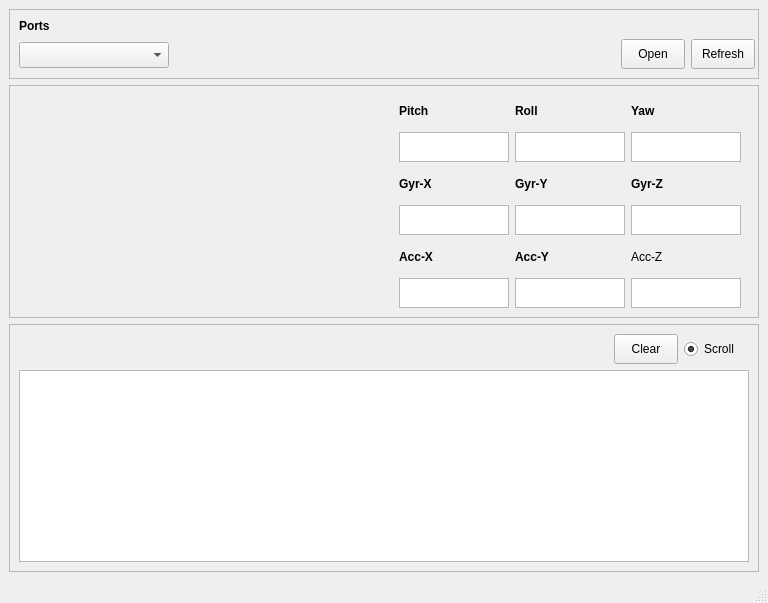
The window that mainwindow.ui (josewandersonsantos/sensory-fusion-interface) describes before a commit, drawn with Qt 5.
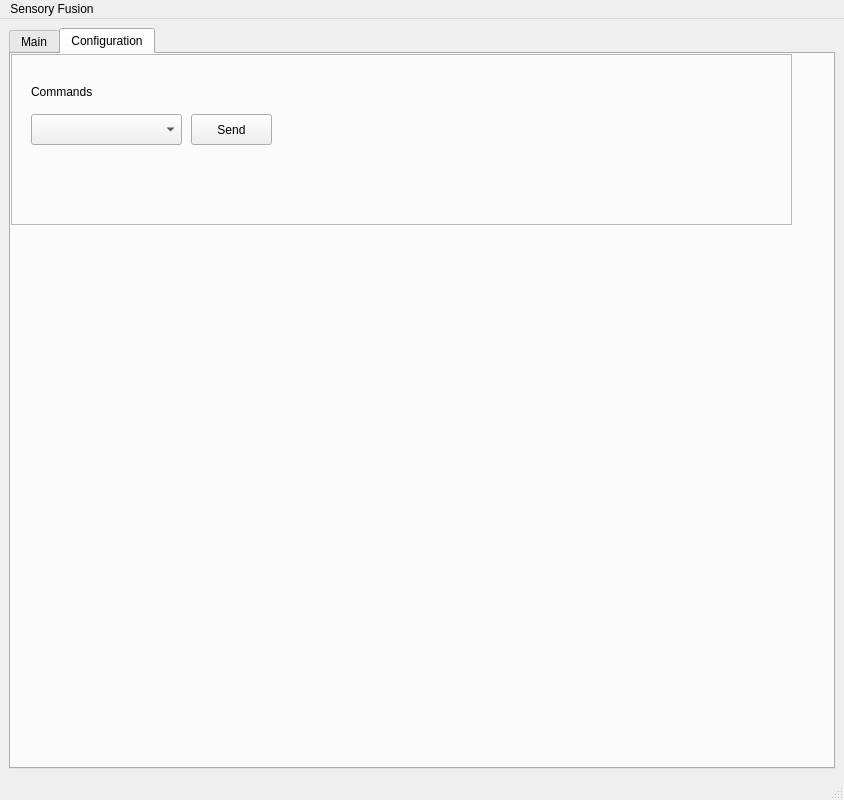
The same window after the commit. The open tabs and pages were chosen to show the change.

Commit message: Added tab widget on main view

The edit to the form file:
```diff
--- a/mainwindow.ui
+++ b/mainwindow.ui
@@ -6,14 +6,14 @@
    <rect>
     <x>0</x>
     <y>0</y>
-    <width>768</width>
-    <height>603</height>
+    <width>844</width>
+    <height>800</height>
    </rect>
   </property>
   <property name="maximumSize">
    <size>
-    <width>768</width>
-    <height>603</height>
+    <width>844</width>
+    <height>800</height>
    </size>
   </property>
   <property name="windowTitle">
@@ -22,6 +22,16 @@
   <widget class="QWidget" name="centralwidget">
    <layout class="QVBoxLayout" name="verticalLayout">
     <item>
+     <widget class="QTabWidget" name="tabMain">
+      <property name="currentIndex">
+       <number>0</number>
+      </property>
+      <widget class="QWidget" name="tab">
+       <attribute name="title">
+        <string>Main</string>
+       </attribute>
+       <layout class="QHBoxLayout" name="horizontalLayout_6">
+        <item>
      <widget class="QFrame" name="frame">
       <property name="frameShape">
        <enum>QFrame::Shape::StyledPanel</enum>
@@ -31,7 +41,16 @@
       </property>
       <layout class="QVBoxLayout" name="verticalLayout_4">
        <item>
-        <widget class="QLabel" name="label">
+            <widget class="QFrame" name="frame_2">
+             <property name="frameShape">
+              <enum>QFrame::Shape::StyledPanel</enum>
+             </property>
+             <property name="frameShadow">
+              <enum>QFrame::Shadow::Raised</enum>
+             </property>
+             <layout class="QVBoxLayout" name="verticalLayout_14">
+              <item>
+               <widget class="QLabel" name="label_11">
          <property name="font">
           <font>
            <bold>true</bold>
@@ -43,7 +62,7 @@
         </widget>
        </item>
        <item>
-        <layout class="QHBoxLayout" name="horizontalLayout_2">
+               <layout class="QHBoxLayout" name="horizontalLayout_7">
          <item>
           <widget class="QComboBox" name="cmbSerialPorts">
            <property name="minimumSize">
@@ -111,20 +130,20 @@
      </widget>
     </item>
     <item>
-     <widget class="QFrame" name="frame_2">
+            <widget class="QFrame" name="frame_3">
       <property name="frameShape">
        <enum>QFrame::Shape::StyledPanel</enum>
       </property>
       <property name="frameShadow">
        <enum>QFrame::Shadow::Raised</enum>
       </property>
-      <layout class="QHBoxLayout" name="horizontalLayout_5">
+             <layout class="QHBoxLayout" name="horizontalLayout_8">
        <item>
         <widget class="QWidget" name="wdg3dviewer" native="true">
          <property name="minimumSize">
           <size>
-           <width>360</width>
-           <height>211</height>
+                  <width>400</width>
+                  <height>300</height>
           </size>
          </property>
          <property name="maximumSize">
@@ -430,7 +449,12 @@
            <item>
             <layout class="QVBoxLayout" name="verticalLayout_6">
              <item>
-              <widget class="QLabel" name="label_4">
+                     <widget class="QLabel" name="label_20">
+                      <property name="font">
+                       <font>
+                        <bold>true</bold>
+                       </font>
+                      </property>
                <property name="text">
                 <string>Acc-Z</string>
                </property>
@@ -465,14 +489,14 @@
      </widget>
     </item>
     <item>
-     <widget class="QFrame" name="frame_3">
+            <widget class="QFrame" name="frame_4">
       <property name="frameShape">
        <enum>QFrame::Shape::StyledPanel</enum>
       </property>
       <property name="frameShadow">
        <enum>QFrame::Shadow::Raised</enum>
       </property>
-      <layout class="QVBoxLayout" name="verticalLayout_2">
+             <layout class="QVBoxLayout" name="verticalLayout_25">
        <item>
         <layout class="QFormLayout" name="formLayout">
          <property name="formAlignment">
@@ -529,15 +553,85 @@
     </item>
    </layout>
   </widget>
+        </item>
+       </layout>
+      </widget>
+      <widget class="QWidget" name="tab_2">
+       <attribute name="title">
+        <string>Configuration</string>
+       </attribute>
+       <widget class="QFrame" name="frame_5">
+        <property name="geometry">
+         <rect>
+          <x>0</x>
+          <y>0</y>
+          <width>781</width>
+          <height>171</height>
+         </rect>
+        </property>
+        <property name="frameShape">
+         <enum>QFrame::Shape::StyledPanel</enum>
+        </property>
+        <property name="frameShadow">
+         <enum>QFrame::Shadow::Raised</enum>
+        </property>
+        <widget class="QLabel" name="label_21">
+         <property name="geometry">
+          <rect>
+           <x>20</x>
+           <y>30</y>
+           <width>61</width>
+           <height>16</height>
+          </rect>
+         </property>
+         <property name="text">
+          <string>Commands</string>
+         </property>
+        </widget>
+        <widget class="QComboBox" name="cmbCommands">
+         <property name="geometry">
+          <rect>
+           <x>20</x>
+           <y>60</y>
+           <width>151</width>
+           <height>31</height>
+          </rect>
+         </property>
+        </widget>
+        <widget class="QPushButton" name="btnSendCommands">
+         <property name="geometry">
+          <rect>
+           <x>180</x>
+           <y>60</y>
+           <width>81</width>
+           <height>31</height>
+          </rect>
+         </property>
+         <property name="text">
+          <string>Send</string>
+         </property>
+        </widget>
+       </widget>
+      </widget>
+     </widget>
+    </item>
+   </layout>
+  </widget>
   <widget class="QMenuBar" name="menubar">
    <property name="geometry">
     <rect>
      <x>0</x>
      <y>0</y>
-     <width>768</width>
-     <height>21</height>
+     <width>844</width>
+     <height>33</height>
     </rect>
    </property>
+   <widget class="QMenu" name="menuSensory_Fusion">
+    <property name="title">
+     <string>Sensory Fusion</string>
+    </property>
+   </widget>
+   <addaction name="menuSensory_Fusion"/>
   </widget>
   <widget class="QStatusBar" name="statusbar"/>
  </widget>
```
Left out of the diff: 48 changed lines with no effect on the pictures. Lines whose indentation alone changed are shown as unchanged. The commit also changes 1 other file.
